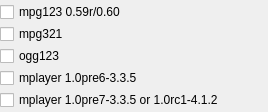
The window that ui-capacity.ui (mihow/bpmdj) describes before a commit, drawn with Qt 5.
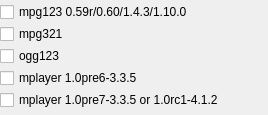
The same window after the commit.

Diff of the .ui file:
```diff
--- a/ui-capacity.ui
+++ b/ui-capacity.ui
@@ -1,12 +1,12 @@
 <ui version="4.0" >
  <class>CapacityWidget</class>
- <widget class="QWidget" name="CapacityWidget" >
-  <property name="geometry" >
+ <widget class="QWidget" name="CapacityWidget">
+  <property name="geometry">
    <rect>
     <x>0</x>
     <y>0</y>
     <width>268</width>
-    <height>112</height>
+    <height>115</height>
    </rect>
   </property>
   <property name="windowTitle" >
@@ -64,14 +64,14 @@
      <property name="autoFillBackground" >
       <bool>true</bool>
      </property>
-     <property name="text" >
-      <string>mpg123 0.59r/0.60</string>
+     <property name="text">
+      <string>mpg123 0.59r/0.60/1.4.3/1.10.0</string>
      </property>
     </widget>
    </item>
   </layout>
  </widget>
- <layoutdefault spacing="6" margin="11" />
+ <layoutdefault spacing="6" margin="11"/>
  <pixmapfunction>qPixmapFromMimeSource</pixmapfunction>
  <tabstops>
   <tabstop>mpg123059r</tabstop>
```
Left out of the diff: 49 changed lines with no effect on the pictures.
